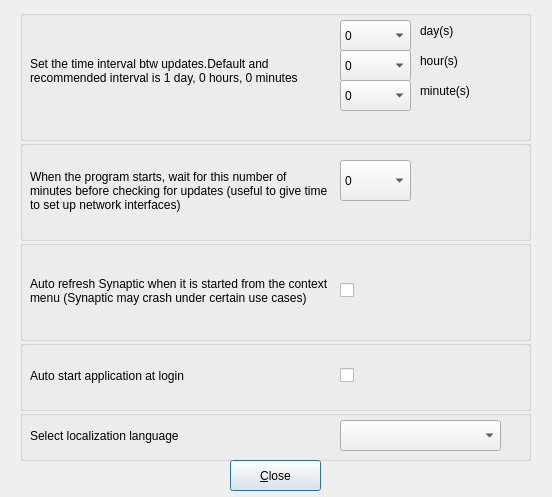
mhogomchungu/qt-update-notifier, file configuredialog.ui: the form before one commit.
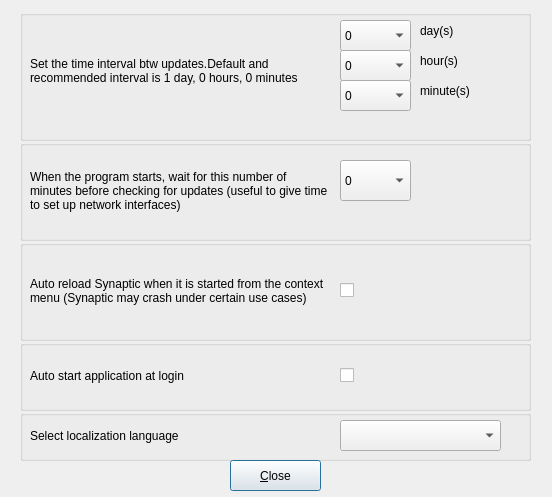
The form after the commit.

Commit message: add ability to only download updated packages,auto update the system and start synaptic without root password prompt

The edit to the form file:
```diff
--- a/configuredialog.ui
+++ b/configuredialog.ui
@@ -787,7 +787,7 @@
      </rect>
     </property>
     <property name="text">
-     <string>Auto refresh Synaptic when it is started from the context menu (Synaptic may crash under certain use cases)</string>
+     <string>Auto reload Synaptic when it is started from the context menu (Synaptic may crash under certain use cases)</string>
     </property>
     <property name="wordWrap">
      <bool>true</bool>
```
The commit also changes 9 other files.
